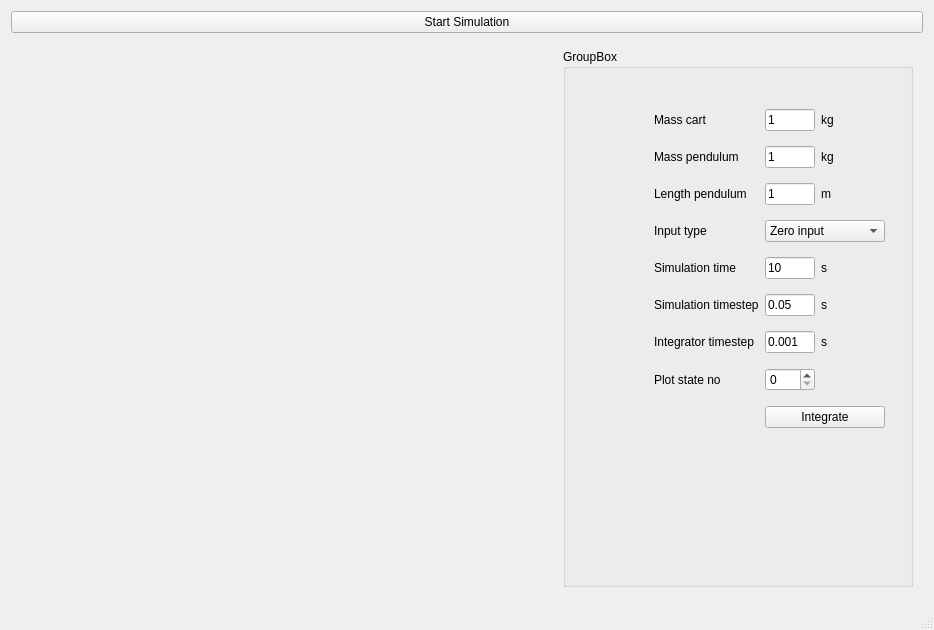
darfRaider/PendulumCart, file cpp/lib/gui/mainwindow.ui: the form before one commit.
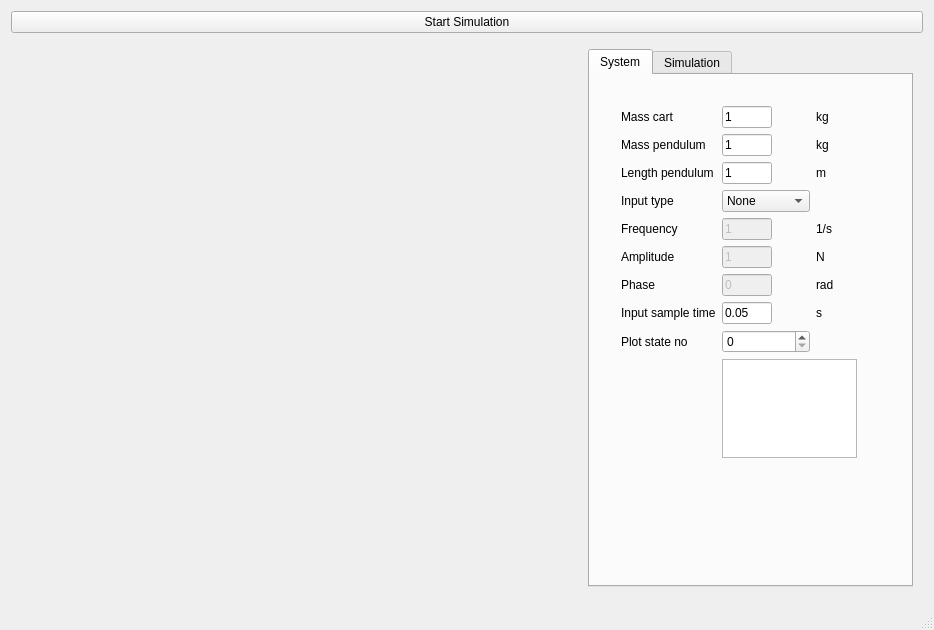
The form after the commit. Custom widgets are drawn as their Qt base class.

Commit message: added some gui functions, draw circle, rect

What changed in the file:
```diff
--- a/cpp/lib/gui/mainwindow.ui
+++ b/cpp/lib/gui/mainwindow.ui
@@ -61,6 +61,7 @@
             <height>16777215</height>
            </size>
           </property>
+          <zorder>tabWidget</zorder>
          </widget>
         </item>
         <item>
@@ -71,31 +72,52 @@
             <height>16777215</height>
            </size>
           </property>
+          <zorder>tabWidget</zorder>
          </widget>
         </item>
        </layout>
       </item>
       <item>
-       <widget class="QGroupBox" name="groupBox">
+       <widget class="QTabWidget" name="tabWidget">
         <property name="maximumSize">
          <size>
-          <width>350</width>
+          <width>325</width>
           <height>16777215</height>
          </size>
         </property>
-        <property name="title">
-         <string>GroupBox</string>
+        <property name="currentIndex">
+         <number>0</number>
         </property>
+        <widget class="QWidget" name="tab">
+         <attribute name="title">
+          <string>System</string>
+         </attribute>
         <widget class="QWidget" name="layoutWidget">
          <property name="geometry">
           <rect>
-           <x>80</x>
-           <y>40</y>
-           <width>253</width>
-           <height>361</height>
+            <x>20</x>
+            <y>20</y>
+            <width>258</width>
+            <height>374</height>
           </rect>
          </property>
          <layout class="QGridLayout" name="gridLayout">
+           <item row="0" column="1">
+            <widget class="QLineEdit" name="inputMassCart">
+             <property name="maximumSize">
+              <size>
+               <width>50</width>
+               <height>16777215</height>
+              </size>
+             </property>
+             <property name="styleSheet">
+              <string notr="true"/>
+             </property>
+             <property name="text">
+              <string>1</string>
+             </property>
+            </widget>
+           </item>
           <item row="0" column="0">
            <widget class="QLabel" name="label">
             <property name="text">
@@ -103,28 +125,14 @@
             </property>
            </widget>
           </item>
-          <item row="2" column="0">
-           <widget class="QLabel" name="label_3">
-            <property name="text">
-             <string>Length pendulum</string>
-            </property>
-           </widget>
-          </item>
-          <item row="5" column="2">
+           <item row="7" column="2">
            <widget class="QLabel" name="label_12">
             <property name="text">
              <string>s</string>
             </property>
            </widget>
           </item>
-          <item row="4" column="0">
-           <widget class="QLabel" name="label_5">
-            <property name="text">
-             <string>Simulation time</string>
-            </property>
-           </widget>
-          </item>
-          <item row="5" column="1">
+           <item row="7" column="1">
            <widget class="QLineEdit" name="inputSimulationTimestep">
             <property name="maximumSize">
              <size>
@@ -137,87 +145,10 @@
             </property>
            </widget>
           </item>
-          <item row="5" column="0">
-           <widget class="QLabel" name="label_6">
+           <item row="2" column="0">
+            <widget class="QLabel" name="label_3">
             <property name="text">
-             <string>Simulation timestep</string>
-            </property>
-           </widget>
-          </item>
-          <item row="4" column="1">
-           <widget class="QLineEdit" name="inputSimulationTime">
-            <property name="maximumSize">
-             <size>
-              <width>50</width>
-              <height>16777215</height>
-             </size>
-            </property>
-            <property name="text">
-             <string>10</string>
-            </property>
-           </widget>
-          </item>
-          <item row="3" column="1" colspan="2">
-           <widget class="QComboBox" name="inputInputType">
-            <property name="currentText">
-             <string>Zero input</string>
-            </property>
-            <item>
-             <property name="text">
-              <string>Zero input</string>
-             </property>
-            </item>
-           </widget>
-          </item>
-          <item row="6" column="0">
-           <widget class="QLabel" name="label_7">
-            <property name="text">
-             <string>Integrator timestep</string>
-            </property>
-           </widget>
-          </item>
-          <item row="2" column="1">
-           <widget class="QLineEdit" name="inputLengthPendulum">
-            <property name="maximumSize">
-             <size>
-              <width>50</width>
-              <height>16777215</height>
-             </size>
-            </property>
-            <property name="text">
-             <string>1</string>
-            </property>
-           </widget>
-          </item>
-          <item row="0" column="1">
-           <widget class="QLineEdit" name="inputMassCart">
-            <property name="maximumSize">
-             <size>
-              <width>50</width>
-              <height>16777215</height>
-             </size>
-            </property>
-            <property name="styleSheet">
-             <string notr="true"/>
-            </property>
-            <property name="text">
-             <string>1</string>
-            </property>
-           </widget>
-          </item>
-          <item row="1" column="1">
-           <widget class="QLineEdit" name="inputMassPendulum">
-            <property name="maximumSize">
-             <size>
-              <width>50</width>
-              <height>16777215</height>
-             </size>
-            </property>
-            <property name="styleSheet">
-             <string notr="true"/>
-            </property>
-            <property name="text">
-             <string>1</string>
+              <string>Length pendulum</string>
             </property>
            </widget>
           </item>
@@ -228,17 +159,46 @@
             </property>
            </widget>
           </item>
-          <item row="0" column="2">
-           <widget class="QLabel" name="label_8">
+           <item row="3" column="1">
+            <widget class="QComboBox" name="inputInputType">
+             <item>
             <property name="text">
-             <string>kg</string>
-            </property>
-           </widget>
-          </item>
-          <item row="1" column="2">
-           <widget class="QLabel" name="label_9">
+               <string>None</string>
+              </property>
+             </item>
+             <item>
+              <property name="text">
+               <string>Constant</string>
+              </property>
+             </item>
+             <item>
+              <property name="text">
+               <string>Sine-wave</string>
+              </property>
+             </item>
+            </widget>
+           </item>
+           <item row="8" column="0">
+            <widget class="QLabel" name="label_14">
             <property name="text">
-             <string>kg</string>
+              <string>Plot state no</string>
+             </property>
+            </widget>
+           </item>
+           <item row="8" column="1">
+            <widget class="QSpinBox" name="plotStateNr"/>
+           </item>
+           <item row="4" column="0">
+            <widget class="QLabel" name="label_15">
+             <property name="text">
+              <string>Frequency</string>
+             </property>
+            </widget>
+           </item>
+           <item row="6" column="2">
+            <widget class="QLabel" name="label_22">
+             <property name="text">
+              <string>rad</string>
             </property>
            </widget>
           </item>
@@ -249,6 +209,27 @@
             </property>
            </widget>
           </item>
+           <item row="4" column="2">
+            <widget class="QLabel" name="label_19">
+             <property name="text">
+              <string>1/s</string>
+             </property>
+            </widget>
+           </item>
+           <item row="6" column="0">
+            <widget class="QLabel" name="label_21">
+             <property name="text">
+              <string>Phase</string>
+             </property>
+            </widget>
+           </item>
+           <item row="5" column="0">
+            <widget class="QLabel" name="label_16">
+             <property name="text">
+              <string>Amplitude</string>
+             </property>
+            </widget>
+           </item>
           <item row="1" column="0">
            <widget class="QLabel" name="label_2">
             <property name="text">
@@ -256,7 +237,159 @@
             </property>
            </widget>
           </item>
+           <item row="5" column="2">
+            <widget class="QLabel" name="label_17">
+             <property name="text">
+              <string>N</string>
+             </property>
+            </widget>
+           </item>
+           <item row="0" column="2">
+            <widget class="QLabel" name="label_8">
+             <property name="text">
+              <string>kg</string>
+             </property>
+            </widget>
+           </item>
+           <item row="1" column="2">
+            <widget class="QLabel" name="label_9">
+             <property name="text">
+              <string>kg</string>
+             </property>
+            </widget>
+           </item>
           <item row="6" column="1">
+            <widget class="QLineEdit" name="inputInputPhase">
+             <property name="enabled">
+              <bool>false</bool>
+             </property>
+             <property name="maximumSize">
+              <size>
+               <width>50</width>
+               <height>16777215</height>
+              </size>
+             </property>
+             <property name="text">
+              <string>0</string>
+             </property>
+            </widget>
+           </item>
+           <item row="4" column="1">
+            <widget class="QLineEdit" name="inputInputFrequency">
+             <property name="enabled">
+              <bool>false</bool>
+             </property>
+             <property name="maximumSize">
+              <size>
+               <width>50</width>
+               <height>16777215</height>
+              </size>
+             </property>
+             <property name="text">
+              <string>1</string>
+             </property>
+            </widget>
+           </item>
+           <item row="1" column="1">
+            <widget class="QLineEdit" name="inputMassPendulum">
+             <property name="maximumSize">
+              <size>
+               <width>50</width>
+               <height>16777215</height>
+              </size>
+             </property>
+             <property name="styleSheet">
+              <string notr="true"/>
+             </property>
+             <property name="text">
+              <string>1</string>
+             </property>
+            </widget>
+           </item>
+           <item row="5" column="1">
+            <widget class="QLineEdit" name="inputInputAmplitude">
+             <property name="enabled">
+              <bool>false</bool>
+             </property>
+             <property name="maximumSize">
+              <size>
+               <width>50</width>
+               <height>16777215</height>
+              </size>
+             </property>
+             <property name="text">
+              <string>1</string>
+             </property>
+            </widget>
+           </item>
+           <item row="7" column="0">
+            <widget class="QLabel" name="label_6">
+             <property name="text">
+              <string>Input sample time</string>
+             </property>
+            </widget>
+           </item>
+           <item row="2" column="1">
+            <widget class="QLineEdit" name="inputLengthPendulum">
+             <property name="maximumSize">
+              <size>
+               <width>50</width>
+               <height>16777215</height>
+              </size>
+             </property>
+             <property name="text">
+              <string>1</string>
+             </property>
+            </widget>
+           </item>
+           <item row="9" column="1" colspan="2">
+            <widget class="QListWidget" name="systemStates"/>
+           </item>
+          </layout>
+         </widget>
+        </widget>
+        <widget class="QWidget" name="tab_2">
+         <attribute name="title">
+          <string>Simulation</string>
+         </attribute>
+         <widget class="QWidget" name="layoutWidget_2">
+          <property name="geometry">
+           <rect>
+            <x>20</x>
+            <y>20</y>
+            <width>253</width>
+            <height>81</height>
+           </rect>
+          </property>
+          <layout class="QGridLayout" name="gridLayout_2">
+           <item row="0" column="1">
+            <widget class="QLineEdit" name="inputSimulationTime">
+             <property name="maximumSize">
+              <size>
+               <width>50</width>
+               <height>16777215</height>
+              </size>
+             </property>
+             <property name="text">
+              <string>10</string>
+             </property>
+            </widget>
+           </item>
+           <item row="1" column="0">
+            <widget class="QLabel" name="label_20">
+             <property name="text">
+              <string>Integrator timestep</string>
+             </property>
+            </widget>
+           </item>
+           <item row="0" column="0">
+            <widget class="QLabel" name="label_18">
+             <property name="text">
+              <string>Simulation time</string>
+             </property>
+            </widget>
+           </item>
+           <item row="1" column="1">
            <widget class="QLineEdit" name="inputIntegratorTimestep">
             <property name="maximumSize">
              <size>
@@ -269,43 +402,23 @@
             </property>
            </widget>
           </item>
-          <item row="8" column="1" colspan="2">
-           <widget class="QPushButton" name="buttonIntegrate">
+           <item row="1" column="2">
+            <widget class="QLabel" name="label_27">
             <property name="text">
-             <string>Integrate</string>
-            </property>
-           </widget>
-          </item>
-          <item row="7" column="1">
-           <widget class="QSpinBox" name="plotStateNr"/>
-          </item>
-          <item row="4" column="2">
-           <widget class="QLabel" name="label_11">
-            <property name="text">
              <string>s</string>
             </property>
            </widget>
           </item>
-          <item row="6" column="2">
-           <widget class="QLabel" name="label_13">
+           <item row="0" column="2">
+            <widget class="QLabel" name="label_26">
             <property name="text">
              <string>s</string>
             </property>
            </widget>
           </item>
-          <item row="7" column="0">
-           <widget class="QLabel" name="label_14">
-            <property name="text">
-             <string>Plot state no</string>
-            </property>
-           </widget>
-          </item>
-         </layout>
-        </widget>
-        <zorder>layoutWidget</zorder>
-        <zorder>customPlot2</zorder>
-        <zorder>customPlot</zorder>
-        <zorder>verticalLayoutWidget</zorder>
+          </layout>
+         </widget>
+        </widget>
        </widget>
       </item>
      </layout>
```
Lines whose indentation alone changed are shown as unchanged. The commit also changes 7 other files.
